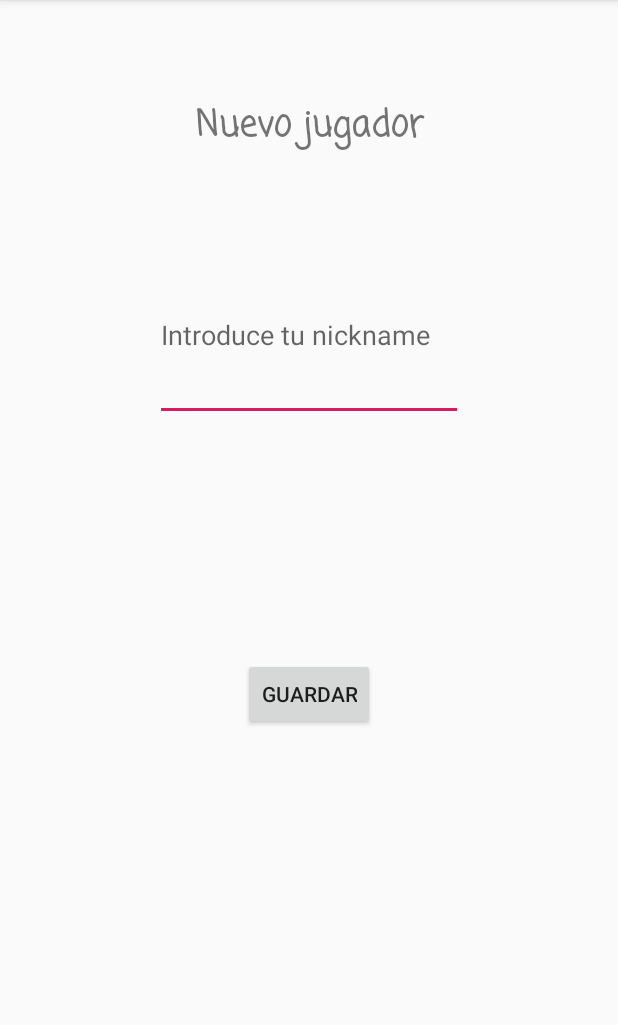
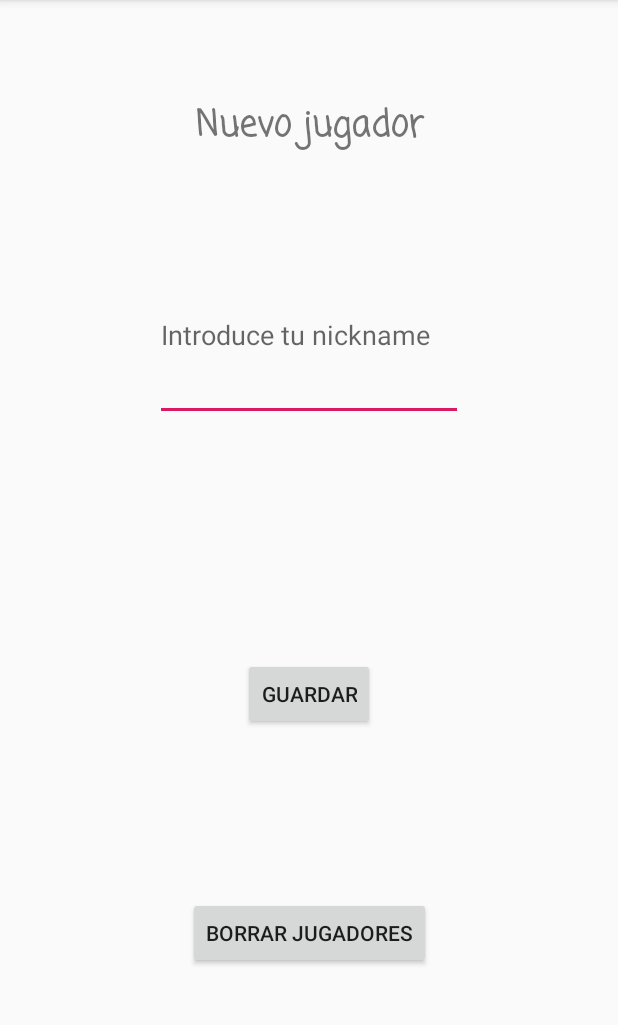
Before and after one commit to IgorT142/DispositivosMoviles, an Android app: the StartMenu screen opened directly, with no data from a screen before it, after a tap on "NUEVO JUGADOR", on a phone screen of 412 x 824 dp, the part 84-1109 px from its top. Run offline under Robolectric (Android 15) with nearby library versions, the light colour scheme and no system bars; our stand-ins replace Room's generated code.

Commit message:
Delete players added, profiles now show as radiobuttons.
Your profile is now selectable. Now this info has to be passed to the "play" activity.

```diff
--- a/Practica1/app/src/main/java/Practicas/Quiz/NewPlayer.java
+++ b/Practica1/app/src/main/java/Practicas/Quiz/NewPlayer.java
@@ -26,4 +26,10 @@ public class NewPlayer extends AppCompatActivity {
         databaseService.addPlayer(player);
         Toast.makeText(this, "Nuevo jugador " + et1.getText() + " añadido", Toast.LENGTH_SHORT).show();
     }
+
+
+    public void deletePlayers(View v){
+        databaseService.nukeTable();
+        Toast.makeText(this, "Todos los jugadores eliminados de la tabla", Toast.LENGTH_SHORT).show();
+    }
 }
--- a/Practica1/app/src/main/java/Practicas/Quiz/Room/DatabaseService.java
+++ b/Practica1/app/src/main/java/Practicas/Quiz/Room/DatabaseService.java
@@ -46,4 +46,8 @@ public class DatabaseService {
     public void deletePlayer(Player player){
         playerDao.deletePlayer(player);
     }
+
+    public void nukeTable() {
+        playerDao.nukeTable();
+    }
 }
--- a/Practica1/app/src/main/java/Practicas/Quiz/Room/PlayerDao.java
+++ b/Practica1/app/src/main/java/Practicas/Quiz/Room/PlayerDao.java
@@ -23,6 +23,9 @@ public interface PlayerDao {
     @Delete
     void deletePlayer(Player player);
 
+    @Query("DELETE FROM jugadores")
+    void nukeTable();
+
     @Update
     void updatePlayer(Player player);
 }
--- a/Practica1/app/src/main/java/Practicas/Quiz/StartMenu.java
+++ b/Practica1/app/src/main/java/Practicas/Quiz/StartMenu.java
@@ -11,8 +11,15 @@ import androidx.appcompat.widget.Toolbar;
 
 import android.view.View;
 import android.widget.Button;
+import android.widget.RadioButton;
+import android.widget.RadioGroup;
+import android.widget.TextView;
+
+import Practicas.Quiz.Room.DatabaseService;
 
 public class StartMenu extends AppCompatActivity {
+
+    DatabaseService databaseService;
 
     @Override
     protected void onCreate(Bundle savedInstanceState) {
@@ -20,14 +27,24 @@ public class StartMenu extends AppCompatActivity {
         setContentView(R.layout.activity_start_menu);
         Toolbar toolbar = findViewById(R.id.toolbar);
         setSupportActionBar(toolbar);
+        databaseService = DatabaseService.get(this);
+        RadioGroup p = findViewById(R.id.perfiles);
 
+        for (int i = 0; i< databaseService.getPlayers().size();i++){
+            RadioButton radioButton = new RadioButton(this);
+            radioButton.setText(databaseService.getPlayers().get(i).getNick());
+            p.addView(radioButton);
 
+        }
     }
-    public void startGame(View v){
+
+    public void startGame(View v) {
         startActivity(new Intent(this, MainActivity.class));
     }
-    public void newPlayer(View v){
+
+    public void newPlayer(View v) {
         startActivity(new Intent(this, NewPlayer.class));
     }
 
+
 }
--- a/Practica1/app/src/main/res/layout/activity_new_player.xml
+++ b/Practica1/app/src/main/res/layout/activity_new_player.xml
@@ -48,4 +48,15 @@
         app:layout_constraintEnd_toEndOf="parent"
         app:layout_constraintStart_toStartOf="parent"
         app:layout_constraintTop_toBottomOf="@+id/newPlayerNick" />
+
+    <Button
+        android:id="@+id/button2"
+        android:layout_width="wrap_content"
+        android:layout_height="wrap_content"
+        android:layout_marginBottom="122dp"
+        android:onClick="deletePlayers"
+        android:text="Borrar Jugadores"
+        app:layout_constraintBottom_toBottomOf="parent"
+        app:layout_constraintEnd_toEndOf="parent"
+        app:layout_constraintStart_toStartOf="parent" />
 </androidx.constraintlayout.widget.ConstraintLayout>
--- a/Practica1/app/src/main/res/layout/content_start_menu.xml
+++ b/Practica1/app/src/main/res/layout/content_start_menu.xml
@@ -50,14 +50,14 @@
         app:layout_constraintEnd_toEndOf="parent"
         app:layout_constraintStart_toEndOf="@+id/ranking" />
 
-    <TextView
+    <RadioGroup
         android:id="@+id/perfiles"
         android:layout_width="226dp"
         android:layout_height="174dp"
         android:layout_marginBottom="199dp"
         android:scrollIndicators="right"
         android:scrollbarStyle="outsideInset"
-        android:text="TextView"
+        android:text=""
         android:textAlignment="center"
         app:layout_constraintBottom_toTopOf="@+id/ranking"
         app:layout_constraintEnd_toEndOf="parent"
```
